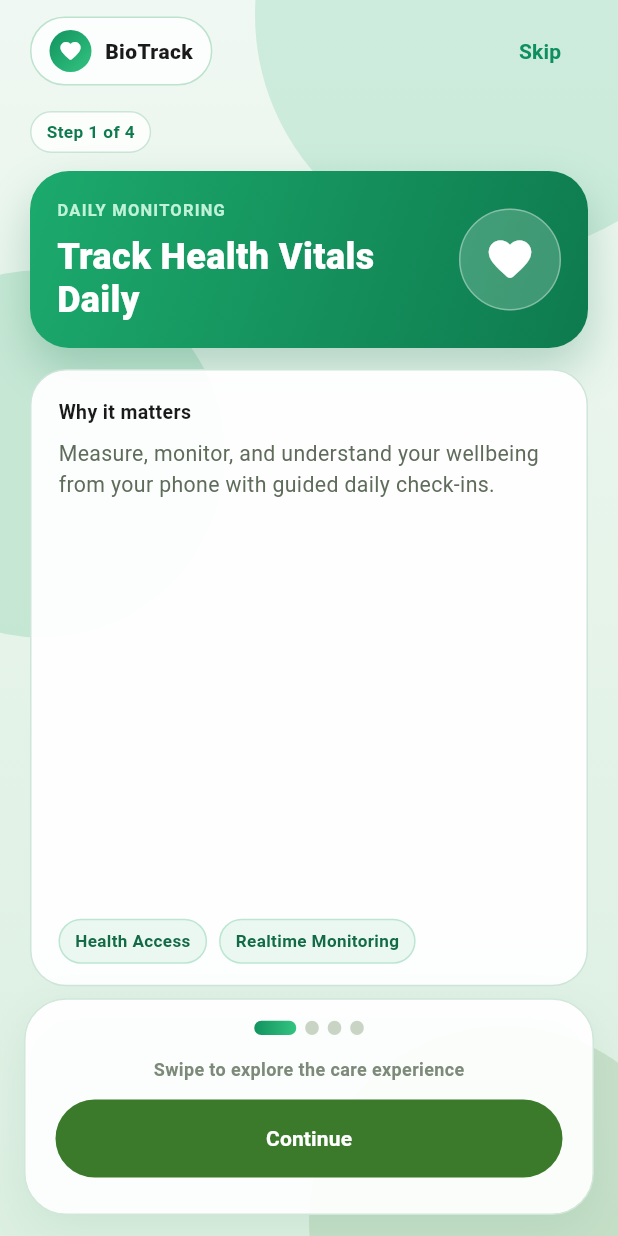
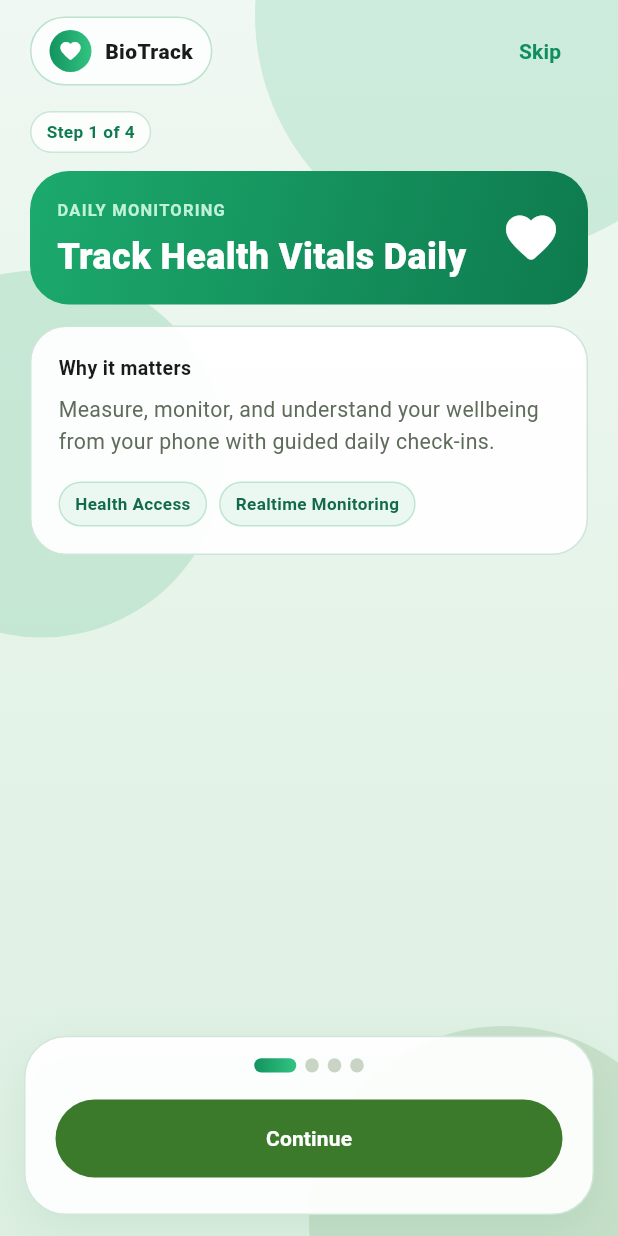
Before and after one commit to Narvaskristian08/biotrack-healthcare, a Flutter app: the screen it shows after launch, on a phone screen of 412 x 824 dp. Run offline on Flutter 3.47's test engine with Material 3 defaults, Android fonts, the phone set to English and light mode, and no system bars; our stand-ins replace camera, go_router, permission_handler, sensors_plus, shared_preferences; accounts and stored records are empty.

Commit message:
mobile: fix onboardingPage responsiveness

```diff
--- a/lib/features/auth/presentation/screens/onboarding/onboarding_page.dart
+++ b/lib/features/auth/presentation/screens/onboarding/onboarding_page.dart
@@ -14,6 +14,7 @@ class OnboardingPage extends StatefulWidget {
 class _OnboardingPageState extends State<OnboardingPage> {
   final PageController _controller = PageController();
   int _index = 0;
+
   static const List<_IntroData> _slides = [
     _IntroData(
       kicker: 'Daily Monitoring',
@@ -81,6 +82,9 @@ class _OnboardingPageState extends State<OnboardingPage> {
 
   @override
   Widget build(BuildContext context) {
+    // Detect small screens to adjust padding
+    final bool isSmallScreen = MediaQuery.of(context).size.height < 700;
+
     return Scaffold(
       body: Stack(
         children: [
@@ -88,53 +92,34 @@ class _OnboardingPageState extends State<OnboardingPage> {
           SafeArea(
             child: Column(
               children: [
+                // Header
                 Padding(
                   padding: const EdgeInsets.fromLTRB(20, 10, 20, 8),
                   child: Row(
                     children: [
                       Container(
-                        padding: const EdgeInsets.symmetric(
-                          horizontal: 12,
-                          vertical: 8,
-                        ),
+                        padding: const EdgeInsets.symmetric(horizontal: 12, vertical: 8),
                         decoration: BoxDecoration(
                           borderRadius: BorderRadius.circular(99),
                           color: Colors.white.withValues(alpha: 0.84),
-                          border: Border.all(
-                            color: const Color(0xFFBDE2CE),
-                            width: 1,
-                          ),
+                          border: Border.all(color: const Color(0xFFBDE2CE), width: 1),
                         ),
                         child: Row(
                           children: [
                             Container(
-                              height: 28,
-                              width: 28,
+                              height: 28, width: 28,
                               decoration: const BoxDecoration(
                                 shape: BoxShape.circle,
                                 gradient: LinearGradient(
-                                  colors: [
-                                    Color(0xFF12935F),
-                                    Color(0xFF33C481),
-                                  ],
-                                  begin: Alignment.topLeft,
-                                  end: Alignment.bottomRight,
+                                  colors: [Color(0xFF12935F), Color(0xFF33C481)],
                                 ),
                               ),
-                              child: const Icon(
-                                Icons.favorite_rounded,
-                                color: Colors.white,
-                                size: 16,
-                              ),
+                              child: const Icon(Icons.favorite_rounded, color: Colors.white, size: 16),
                             ),
                             const SizedBox(width: 9),
                             const Text(
                               'BioTrack',
-                              style: TextStyle(
-                                fontSize: 14,
-                                fontWeight: FontWeight.w800,
-                                color: AppColors.darkText,
-                              ),
+                              style: TextStyle(fontSize: 14, fontWeight: FontWeight.w800, color: AppColors.darkText),
                             ),
                           ],
                         ),
@@ -144,33 +129,33 @@ class _OnboardingPageState extends State<OnboardingPage> {
                         onPressed: () => context.go('/auth'),
                         child: const Text(
                           'Skip',
-                          style: TextStyle(
-                            color: Color(0xFF0F8F60),
-                            fontWeight: FontWeight.w700,
-                          ),
+                          style: TextStyle(color: Color(0xFF0F8F60), fontWeight: FontWeight.w700),
                         ),
                       ),
                     ],
                   ),
                 ),
+
+                // Content
                 Expanded(
                   child: PageView.builder(
                     controller: _controller,
                     onPageChanged: (value) => setState(() => _index = value),
                     itemCount: _slides.length,
                     itemBuilder: (context, itemIndex) {
-                      final slide = _slides[itemIndex];
                       return _IntroSlide(
-                        data: slide,
+                        data: _slides[itemIndex],
                         position: itemIndex + 1,
                         total: _slides.length,
                       );
                     },
                   ),
                 ),
+
+                // Consistent Bottom Navigation Container
                 Container(
                   width: double.infinity,
-                  padding: const EdgeInsets.fromLTRB(20, 14, 20, 24),
+                  padding: EdgeInsets.fromLTRB(20, 14, 20, isSmallScreen ? 16 : 24),
                   margin: const EdgeInsets.fromLTRB(16, 0, 16, 14),
                   decoration: BoxDecoration(
                     color: Colors.white.withValues(alpha: 0.94),
@@ -185,6 +170,7 @@ class _OnboardingPageState extends State<OnboardingPage> {
                     ],
                   ),
                   child: Column(
+                    mainAxisSize: MainAxisSize.min, // Fixes vertical growth
                     children: [
                       Row(
                         mainAxisAlignment: MainAxisAlignment.center,
@@ -198,18 +184,10 @@ class _OnboardingPageState extends State<OnboardingPage> {
                           ),
                         ),
                       ),
-                      const SizedBox(height: 14),
-                      if (_index == 0) ...[
-                        const Text(
-                          'Swipe to explore the care experience',
-                          style: TextStyle(
-                            fontSize: 12,
-                            color: AppColors.secondaryText,
-                            fontWeight: FontWeight.w600,
-                          ),
-                        ),
-                        const SizedBox(height: 12),
-                      ],
+
+                      // Uniform spacing: No more jumping logic here
+                      const SizedBox(height: 18),
+
                       PrimaryButton(
                         text: _index == _slides.length - 1
                             ? 'Start with BioTrack'
@@ -316,18 +294,19 @@ class _IntroSlide extends StatelessWidget {
   Widget build(BuildContext context) {
     return LayoutBuilder(
       builder: (context, constraints) {
-        final compact = constraints.maxHeight < 480;
-        return Padding(
+        final bool isShort = constraints.maxHeight < 550;
+
+        return SingleChildScrollView(
+          // This allows the content to scroll if it's too long for the screen
+          physics: const BouncingScrollPhysics(),
           padding: const EdgeInsets.fromLTRB(20, 8, 20, 8),
           child: Column(
+            mainAxisSize: MainAxisSize.min,
             children: [
               Align(
                 alignment: Alignment.centerLeft,
                 child: Container(
-                  padding: const EdgeInsets.symmetric(
-                    horizontal: 10,
-                    vertical: 5,
-                  ),
+                  padding: const EdgeInsets.symmetric(horizontal: 10, vertical: 5),
                   decoration: BoxDecoration(
                     borderRadius: BorderRadius.circular(99),
                     color: Colors.white.withValues(alpha: 0.82),
@@ -343,15 +322,29 @@ class _IntroSlide extends StatelessWidget {
                   ),
                 ),
               ),
-              SizedBox(height: compact ? 8 : 12),
-              Container(
+              SizedBox(height: isShort ? 8 : 12),
+
+              // Title Card
+              _buildTitleCard(isShort),
+
+              SizedBox(height: isShort ? 10 : 14),
+
+              // Description Card (Removed Expanded here)
+              _buildDetailsCard(isShort),
+
+              // Buffer for the bottom nav
+              const SizedBox(height: 10),
+            ],
+          ),
+        );
+      },
+    );
+  }
+
+  Widget _buildTitleCard(bool isShort) {
+    return Container(
       width: double.infinity,
-                padding: EdgeInsets.fromLTRB(
-                  compact ? 14 : 18,
-                  compact ? 14 : 18,
-                  compact ? 14 : 18,
-                  compact ? 14 : 18,
-                ),
+      padding: EdgeInsets.all(isShort ? 14 : 18),
       decoration: BoxDecoration(
         borderRadius: BorderRadius.circular(26),
         gradient: const LinearGradient(
@@ -359,13 +352,6 @@ class _IntroSlide extends StatelessWidget {
           begin: Alignment.topLeft,
           end: Alignment.bottomRight,
         ),
-                  boxShadow: [
-                    BoxShadow(
-                      color: const Color(0xFF0F6F48).withValues(alpha: 0.26),
-                      blurRadius: 26,
-                      offset: const Offset(0, 14),
-                    ),
-                  ],
       ),
       child: Row(
         children: [
@@ -388,7 +374,7 @@ class _IntroSlide extends StatelessWidget {
                   style: TextStyle(
                     color: Colors.white,
                     fontWeight: FontWeight.w800,
-                              fontSize: compact ? 20 : 24,
+                    fontSize: isShort ? 20 : 24,
                     height: 1.2,
                   ),
                 ),
@@ -396,35 +382,16 @@ class _IntroSlide extends StatelessWidget {
             ),
           ),
           const SizedBox(width: 12),
-                    Container(
-                      height: compact ? 58 : 68,
-                      width: compact ? 58 : 68,
-                      decoration: BoxDecoration(
-                        shape: BoxShape.circle,
-                        color: Colors.white.withValues(alpha: 0.2),
-                        border: Border.all(
-                          color: Colors.white.withValues(alpha: 0.35),
-                        ),
-                      ),
-                      child: Icon(
-                        data.icon,
-                        color: Colors.white,
-                        size: compact ? 28 : 34,
-                      ),
-                    ),
+          Icon(data.icon, color: Colors.white, size: isShort ? 32 : 40),
         ],
       ),
-              ),
-              SizedBox(height: compact ? 10 : 14),
-              Expanded(
-                child: Container(
+    );
+  }
+
+  Widget _buildDetailsCard(bool isShort) {
+    return Container(
       width: double.infinity,
-                  padding: EdgeInsets.fromLTRB(
-                    compact ? 14 : 18,
-                    compact ? 14 : 18,
-                    compact ? 14 : 18,
-                    compact ? 12 : 14,
-                  ),
+      padding: EdgeInsets.all(isShort ? 14 : 18),
       decoration: BoxDecoration(
         borderRadius: BorderRadius.circular(24),
         color: Colors.white.withValues(alpha: 0.95),
@@ -435,61 +402,40 @@ class _IntroSlide extends StatelessWidget {
         children: [
           const Text(
             'Why it matters',
-                        style: TextStyle(
-                          fontSize: 13,
-                          fontWeight: FontWeight.w700,
-                          color: AppColors.darkText,
+            style: TextStyle(fontSize: 13, fontWeight: FontWeight.w700, color: AppColors.darkText),
           ),
-                      ),
-                      SizedBox(height: compact ? 6 : 8),
+          const SizedBox(height: 8),
           Text(
             data.description,
             style: TextStyle(
-                          fontSize: compact ? 13 : 14.2,
+              fontSize: isShort ? 13 : 14.2,
               height: 1.45,
               color: AppColors.bodyText,
             ),
           ),
-                      const Spacer(),
+          const SizedBox(height: 16),
           Wrap(
             spacing: 8,
             runSpacing: 8,
-                        children: data.pills
-                            .map(
-                              (pill) => Container(
-                                padding: const EdgeInsets.symmetric(
-                                  horizontal: 10,
-                                  vertical: 6,
-                                ),
-                                decoration: BoxDecoration(
-                                  borderRadius: BorderRadius.circular(99),
-                                  color: const Color(
-                                    0xFFEAF8F1,
-                                  ).withValues(alpha: 0.95),
-                                  border: Border.all(
-                                    color: const Color(0xFFBCE6D2),
-                                  ),
-                                ),
-                                child: Text(
-                                  pill,
-                                  style: const TextStyle(
-                                    color: Color(0xFF136A47),
-                                    fontWeight: FontWeight.w600,
-                                    fontSize: 11.4,
-                                  ),
-                                ),
-                              ),
-                            )
-                            .toList(growable: false),
-                      ),
-                    ],
-                  ),
-                ),
+            children: data.pills.map((pill) => _buildPill(pill)).toList(),
           ),
         ],
       ),
     );
-      },
+  }
+
+  Widget _buildPill(String text) {
+    return Container(
+      padding: const EdgeInsets.symmetric(horizontal: 10, vertical: 6),
+      decoration: BoxDecoration(
+        borderRadius: BorderRadius.circular(99),
+        color: const Color(0xFFEAF8F1).withValues(alpha: 0.95),
+        border: Border.all(color: const Color(0xFFBCE6D2)),
+      ),
+      child: Text(
+        text,
+        style: const TextStyle(color: Color(0xFF136A47), fontWeight: FontWeight.w600, fontSize: 11.4),
+      ),
     );
   }
 }
```
Lines whose indentation alone changed are shown as unchanged.
